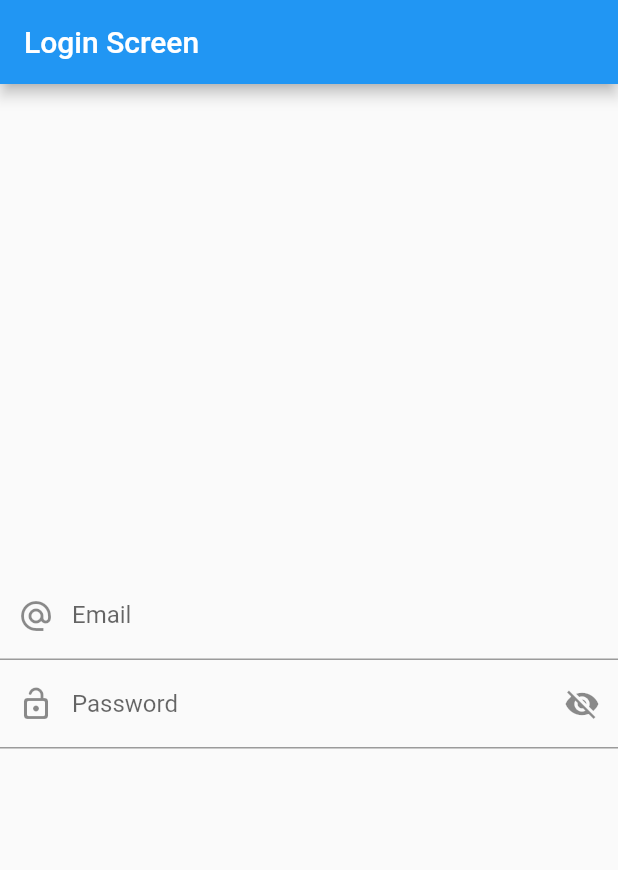
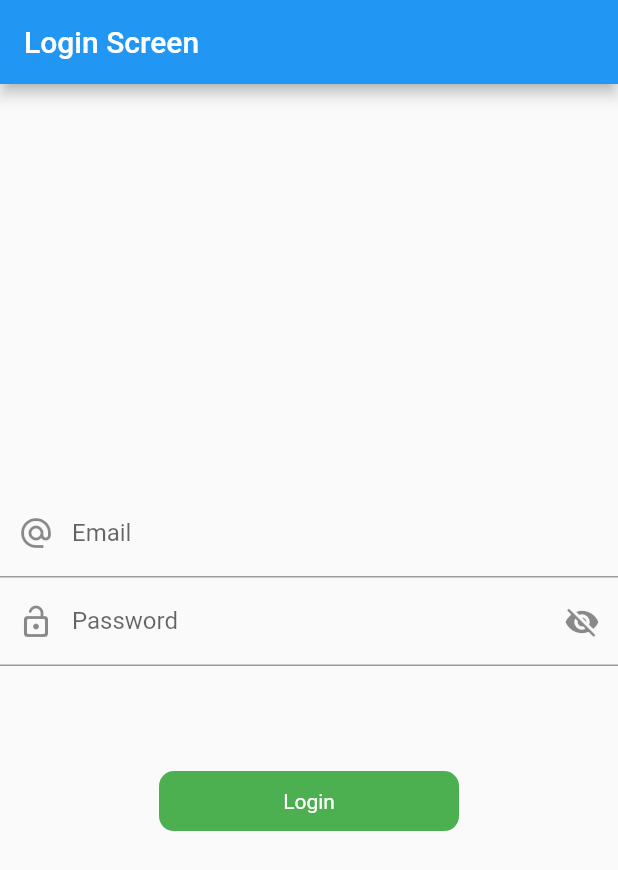
Before and after one commit to FahadMehboob/mvvm, a Flutter app: the screen it shows after launch, on a phone screen of 412 x 824 dp. Shown: the top 870 px of the screen. Run offline on Flutter 3.47's test engine with Material 2 defaults, Android fonts, the phone set to English and light mode, and no system bars; our stand-ins replace another_flushbar.

Commit message:
login_view complete with mvvm

```diff
--- /dev/null
+++ b/lib/res/colors.dart
@@ -0,0 +1,7 @@
+import 'package:flutter/material.dart';
+
+class AppColors {
+  static const Color blackColor = Color(0xff00000);
+  static const Color whiteColor = Color(0xffFFFFFF);
+  static const Color buttonColor = Colors.green;
+}
--- /dev/null
+++ b/lib/res/components/round_button.dart
@@ -0,0 +1,40 @@
+import 'package:flutter/material.dart';
+import 'package:flutter/src/widgets/framework.dart';
+import 'package:flutter/src/widgets/placeholder.dart';
+
+import '../colors.dart';
+
+class RoundButton extends StatelessWidget {
+  final String title;
+  final bool loading;
+  final VoidCallback onPress;
+  const RoundButton({
+    super.key,
+    required this.title,
+    this.loading = false,
+    required this.onPress,
+  });
+
+  @override
+  Widget build(BuildContext context) {
+    return InkWell(
+      onTap: onPress,
+      child: Container(
+        decoration: BoxDecoration(
+          color: AppColors.buttonColor,
+          borderRadius: BorderRadius.circular(10),
+        ),
+        height: 40,
+        width: 200,
+        child: Center(
+          child: loading
+              ? CircularProgressIndicator()
+              : Text(
+                  title,
+                  style: TextStyle(color: AppColors.whiteColor),
+                ),
+        ),
+      ),
+    );
+  }
+}
--- a/lib/view/login_view.dart
+++ b/lib/view/login_view.dart
@@ -2,6 +2,8 @@ import 'package:flutter/material.dart';
 import 'package:mvvm/utils/routes/routes_name.dart';
 import 'package:mvvm/utils/utils.dart';
 import 'package:mvvm/view/home_screen.dart';
+
+import '../res/components/round_button.dart';
 
 class LoginScreen extends StatefulWidget {
   const LoginScreen({super.key});
@@ -17,8 +19,20 @@ class _LoginScreenState extends State<LoginScreen> {
 
   FocusNode emailFocusNode = FocusNode();
   FocusNode passwordFocusNode = FocusNode();
+
+  @override
+  void dispose() {
+    // TODO: implement dispose
+    _obsecurePassword.dispose();
+    _emailController.dispose();
+    _passwordController.dispose();
+    emailFocusNode.dispose();
+    passwordFocusNode.dispose();
+  }
+
   @override
   Widget build(BuildContext context) {
+    final height = MediaQuery.of(context).size.height * 1;
     return Scaffold(
       appBar: AppBar(
         title: const Text("Login Screen"),
@@ -52,7 +66,7 @@ class _LoginScreenState extends State<LoginScreen> {
                 decoration: InputDecoration(
                   hintText: "Password",
                   labelText: "Password",
-                  prefixIcon: Icon(Icons.lock_open_rounded),
+                  prefixIcon: const Icon(Icons.lock_open_rounded),
                   suffixIcon: InkWell(
                     onTap: () {
                       _obsecurePassword.value = !_obsecurePassword.value;
@@ -64,7 +78,25 @@ class _LoginScreenState extends State<LoginScreen> {
                 ),
               );
             },
-          )
+          ),
+          SizedBox(
+            height: height * .085,
+          ),
+          RoundButton(
+            title: "Login",
+            onPress: () {
+              if (_emailController.text.isEmpty) {
+                Utils.FlushBarErrorMessage("Please Enter Email", context);
+              } else if (_passwordController.text.isEmpty) {
+                Utils.FlushBarErrorMessage("Please Enter Password", context);
+              } else if (_passwordController.text.length < 6) {
+                Utils.FlushBarErrorMessage(
+                    "Please Enter 6 digit Password", context);
+              } else {
+                Utils.FlushBarSuccessMessage("Login Successfully", context);
+              }
+            },
+          ),
         ],
       ),
     );
```
Also changed, not shown: lib/utils/utils.dart (+20 -1 lines).
